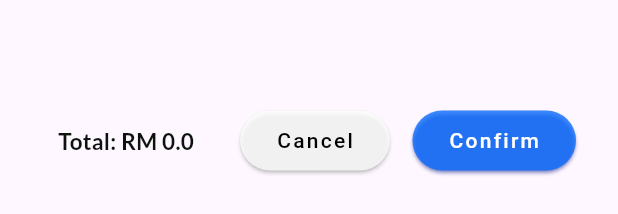
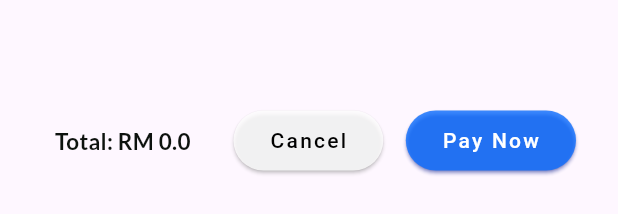
Before and after one commit to NormanSamsudin/train-booking-system, a Flutter app: the SeatCardDetailsWidget widget shown alone on an empty page, opened directly with empty values, on a phone screen of 412 x 824 dp. Shown: the part 326-540 px from the top of the screen. Run offline on Flutter 3.47's test engine with Material 3 defaults, Android fonts, the phone set to English and light mode, and no system bars; our stand-ins replace flutter_riverpod, google_fonts, shared_preferences; missing offline and left inert: dart:ffi; accounts and stored records are empty; network calls fail.

Commit message:
small fix

```diff
--- a/booking_app/lib/views/screens/detail_screens/booking/widget/seat_card_details_widget.dart
+++ b/booking_app/lib/views/screens/detail_screens/booking/widget/seat_card_details_widget.dart
@@ -190,14 +190,14 @@ class _SeatCardDetailsWidgetState extends State<SeatCardDetailsWidget> {
                             .bookSeat(widget.train.id, selectedSeats, fullName);
                         Navigator.pop(context);
                         Navigator.pop(context);
-                        showSnackBar(context, 'Booking successful');
+                        showSnackBar(context, 'Payment successful');
                       },
                       style: ElevatedButton.styleFrom(
                         backgroundColor: const Color(0xCC0D6EFF),
                         shadowColor: const Color(0xFF102DE1),
                       ),
                       child: const Text(
-                        'Confirm',
+                        'Pay Now',
                         style:
                             TextStyle(letterSpacing: 1.5, color: Colors.white),
                       ),
```
